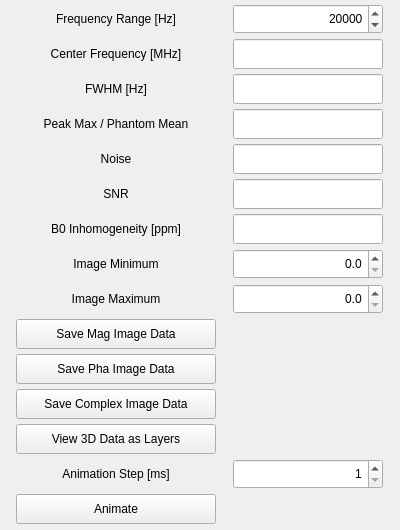
This is Applications/relax2/ui/plotview.ui in OpenMRI/ocra as Qt 5 draws it before an edit. The edited form follows.
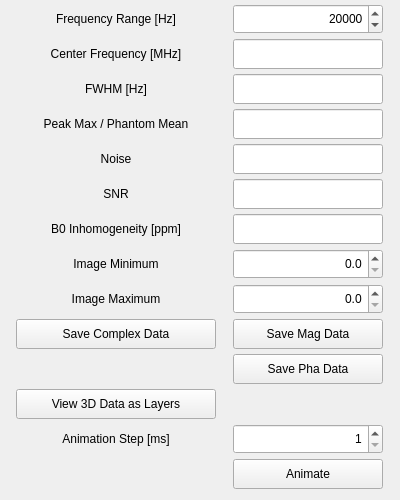
This is the edited form.

Patch:
```diff
--- a/Applications/relax2/ui/plotview.ui
+++ b/Applications/relax2/ui/plotview.ui
@@ -7,19 +7,19 @@
     <x>0</x>
     <y>0</y>
     <width>400</width>
-    <height>530</height>
+    <height>500</height>
    </rect>
   </property>
   <property name="minimumSize">
    <size>
     <width>400</width>
-    <height>530</height>
+    <height>500</height>
    </size>
   </property>
   <property name="maximumSize">
    <size>
     <width>400</width>
-    <height>530</height>
+    <height>500</height>
    </size>
   </property>
   <property name="windowTitle">
@@ -31,7 +31,7 @@
      <x>-1</x>
      <y>-1</y>
      <width>401</width>
-     <height>530</height>
+     <height>501</height>
     </rect>
    </property>
    <layout class="QGridLayout" name="gridLayout">
@@ -229,28 +229,6 @@
       </property>
      </widget>
     </item>
-    <item row="9" column="0">
-     <widget class="QPushButton" name="Save_Mag_Image_Data_pushButton">
-      <property name="minimumSize">
-       <size>
-        <width>200</width>
-        <height>30</height>
-       </size>
-      </property>
-      <property name="maximumSize">
-       <size>
-        <width>200</width>
-        <height>30</height>
-       </size>
-      </property>
-      <property name="text">
-       <string>Save Mag Image Data</string>
-      </property>
-      <property name="autoDefault">
-       <bool>false</bool>
-      </property>
-     </widget>
-    </item>
     <item row="3" column="1">
      <widget class="QLineEdit" name="Peak_lineEdit">
       <property name="minimumSize">
@@ -323,28 +301,6 @@
       </property>
      </widget>
     </item>
-    <item row="10" column="0">
-     <widget class="QPushButton" name="Save_Pha_Image_Data_pushButton">
-      <property name="minimumSize">
-       <size>
-        <width>200</width>
-        <height>30</height>
-       </size>
-      </property>
-      <property name="maximumSize">
-       <size>
-        <width>200</width>
-        <height>30</height>
-       </size>
-      </property>
-      <property name="text">
-       <string>Save Pha Image Data</string>
-      </property>
-      <property name="autoDefault">
-       <bool>false</bool>
-      </property>
-     </widget>
-    </item>
     <item row="6" column="0">
      <widget class="QLabel" name="label_7">
       <property name="minimumSize">
@@ -455,28 +411,6 @@
       </property>
      </widget>
     </item>
-    <item row="14" column="0">
-     <widget class="QPushButton" name="Animate_pushButton">
-      <property name="minimumSize">
-       <size>
-        <width>200</width>
-        <height>30</height>
-       </size>
-      </property>
-      <property name="maximumSize">
-       <size>
-        <width>200</width>
-        <height>30</height>
-       </size>
-      </property>
-      <property name="text">
-       <string>Animate</string>
-      </property>
-      <property name="autoDefault">
-       <bool>false</bool>
-      </property>
-     </widget>
-    </item>
     <item row="2" column="0">
      <widget class="QLabel" name="label_3">
       <property name="minimumSize">
@@ -552,28 +486,6 @@
       </property>
      </widget>
     </item>
-    <item row="11" column="0">
-     <widget class="QPushButton" name="Save_Image_Data_pushButton">
-      <property name="minimumSize">
-       <size>
-        <width>200</width>
-        <height>30</height>
-       </size>
-      </property>
-      <property name="maximumSize">
-       <size>
-        <width>200</width>
-        <height>30</height>
-       </size>
-      </property>
-      <property name="text">
-       <string>Save Complex Image Data</string>
-      </property>
-      <property name="autoDefault">
-       <bool>false</bool>
-      </property>
-     </widget>
-    </item>
     <item row="7" column="1">
      <widget class="QDoubleSpinBox" name="Image_Minimum_doubleSpinBox">
       <property name="minimumSize">
@@ -621,6 +533,94 @@
       </property>
      </widget>
     </item>
+    <item row="10" column="1">
+     <widget class="QPushButton" name="Save_Mag_Image_Data_pushButton">
+      <property name="minimumSize">
+       <size>
+        <width>150</width>
+        <height>30</height>
+       </size>
+      </property>
+      <property name="maximumSize">
+       <size>
+        <width>150</width>
+        <height>30</height>
+       </size>
+      </property>
+      <property name="text">
+       <string>Save Mag Data</string>
+      </property>
+      <property name="autoDefault">
+       <bool>false</bool>
+      </property>
+     </widget>
+    </item>
+    <item row="11" column="1">
+     <widget class="QPushButton" name="Save_Pha_Image_Data_pushButton">
+      <property name="minimumSize">
+       <size>
+        <width>150</width>
+        <height>30</height>
+       </size>
+      </property>
+      <property name="maximumSize">
+       <size>
+        <width>150</width>
+        <height>30</height>
+       </size>
+      </property>
+      <property name="text">
+       <string>Save Pha Data</string>
+      </property>
+      <property name="autoDefault">
+       <bool>false</bool>
+      </property>
+     </widget>
+    </item>
+    <item row="10" column="0">
+     <widget class="QPushButton" name="Save_Image_Data_pushButton">
+      <property name="minimumSize">
+       <size>
+        <width>200</width>
+        <height>30</height>
+       </size>
+      </property>
+      <property name="maximumSize">
+       <size>
+        <width>200</width>
+        <height>30</height>
+       </size>
+      </property>
+      <property name="text">
+       <string>Save Complex Data</string>
+      </property>
+      <property name="autoDefault">
+       <bool>false</bool>
+      </property>
+     </widget>
+    </item>
+    <item row="14" column="1">
+     <widget class="QPushButton" name="Animate_pushButton">
+      <property name="minimumSize">
+       <size>
+        <width>150</width>
+        <height>30</height>
+       </size>
+      </property>
+      <property name="maximumSize">
+       <size>
+        <width>150</width>
+        <height>30</height>
+       </size>
+      </property>
+      <property name="text">
+       <string>Animate</string>
+      </property>
+      <property name="autoDefault">
+       <bool>false</bool>
+      </property>
+     </widget>
+    </item>
    </layout>
   </widget>
  </widget>
```
